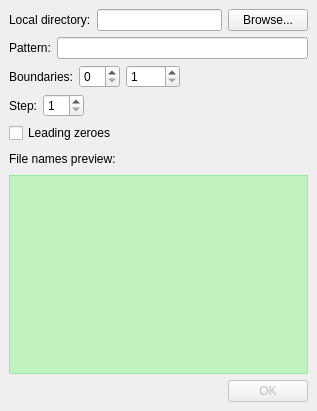
Above: src/plugins/batcher/mainwindow.ui from 0xd34df00d/leechcraft before the change. Below: the same form after it.
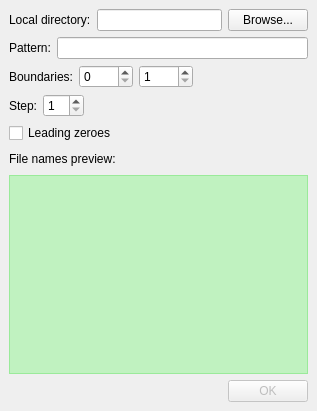
That is the form after the change. Icons and pictures are not drawn.

Commit message: * Aggregator: FS#123: Fixed abort on channel removal (double-free).

Patch:
```diff
--- a/src/plugins/batcher/mainwindow.ui
+++ b/src/plugins/batcher/mainwindow.ui
@@ -65,7 +65,11 @@
        </widget>
       </item>
       <item>
-       <widget class="QSpinBox" name="LowerBoundary_" />
+       <widget class="QSpinBox" name="LowerBoundary_" >
+        <property name="maximum" >
+         <number>9999</number>
+        </property>
+       </widget>
       </item>
       <item>
        <widget class="QSpinBox" name="UpperBoundary_" >
```
The commit also changes 2 other files.
